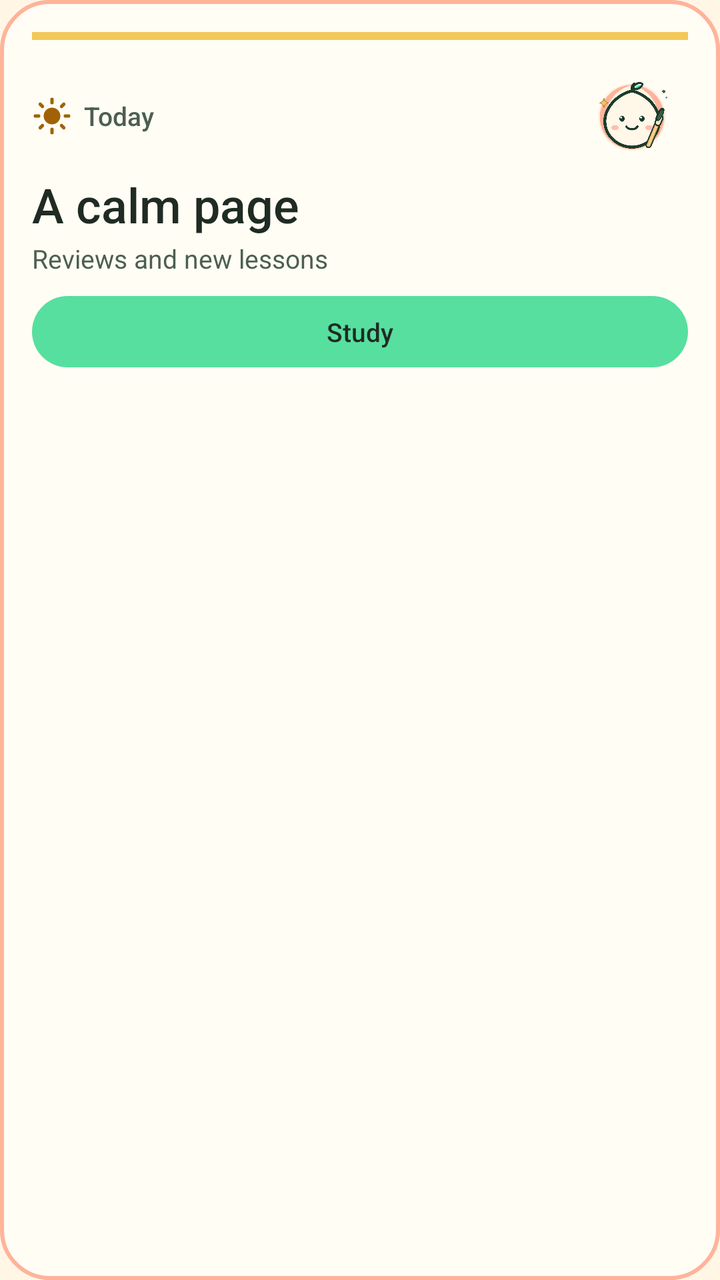
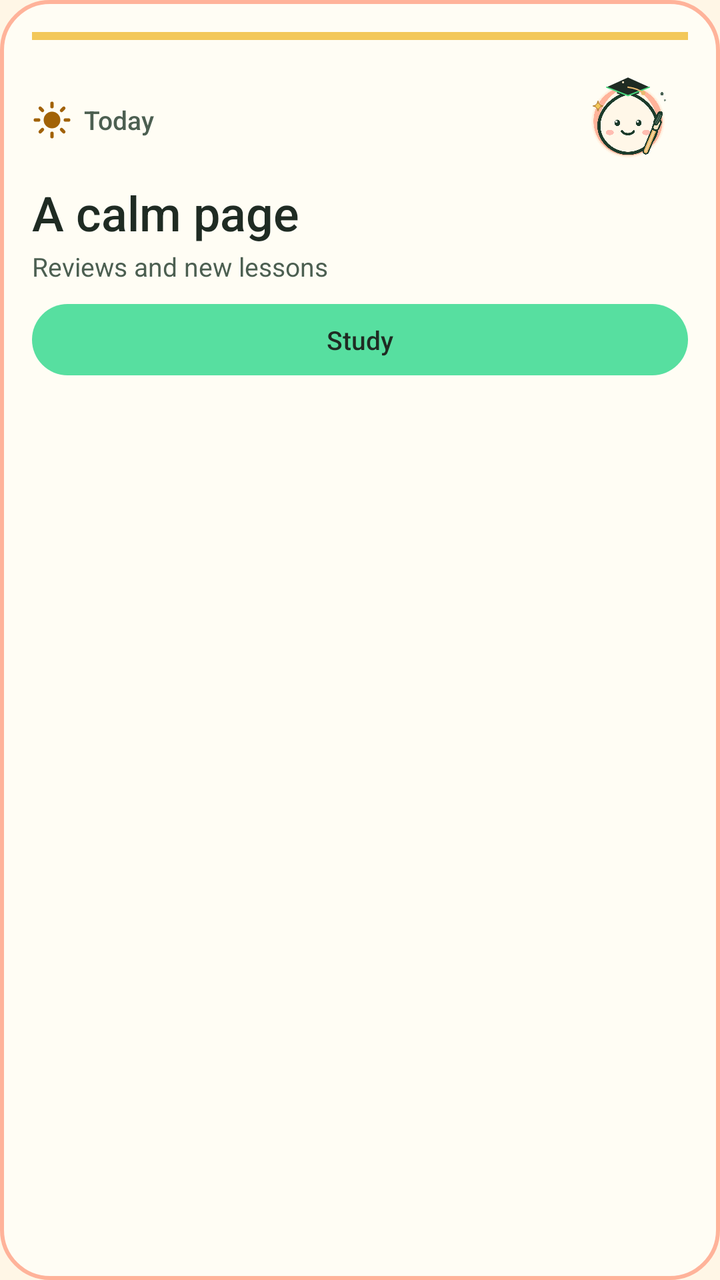

The first picture is an Android layout as it rendered before a commit; the second is the same layout after the commit. The layout source and the unified diff follow.
<!-- AndroidManifest.xml: application theme Theme.Bihua -->
<!-- res/layout/widget_today.xml -->
<?xml version="1.0" encoding="utf-8"?>
<LinearLayout xmlns:android="http://schemas.android.com/apk/res/android"
    android:id="@+id/widget_root"
    android:layout_width="match_parent"
    android:layout_height="match_parent"
    android:background="@drawable/widget_bg"
    android:orientation="vertical"
    android:padding="16dp">

    <TextView
        android:id="@+id/widget_accent"
        android:layout_width="match_parent"
        android:layout_height="4dp"
        android:background="#F3C85A"
        android:importantForAccessibility="no" />

    <LinearLayout
        android:layout_width="match_parent"
        android:layout_height="wrap_content"
        android:gravity="center_vertical"
        android:orientation="horizontal"
        android:paddingTop="10dp">

        <ImageView
            android:id="@+id/widget_icon"
            android:layout_width="20dp"
            android:layout_height="20dp"
            android:importantForAccessibility="no"
            android:src="@drawable/ic_widget_sun" />

        <TextView
            android:id="@+id/widget_greeting"
            android:layout_width="0dp"
            android:layout_height="wrap_content"
            android:layout_marginStart="6dp"
            android:layout_weight="1"
            android:fontFamily="sans-serif-medium"
            android:text="@string/widget_today_greeting"
            android:textColor="#4C5F51"
            android:textSize="13sp" />

        <ImageView
            android:id="@+id/widget_pet"
            android:layout_width="56dp"
            android:layout_height="56dp"
            android:importantForAccessibility="no"
            android:scaleType="fitCenter"
            android:src="@drawable/ic_launcher_foreground_art" />
    </LinearLayout>

    <TextView
        android:id="@+id/widget_headline"
        android:layout_width="match_parent"
        android:layout_height="wrap_content"
        android:fontFamily="sans-serif-medium"
        android:maxLines="2"
        android:text="@string/widget_today_headline"
        android:textColor="#1F2B23"
        android:textSize="24sp" />

    <TextView
        android:id="@+id/widget_detail"
        android:layout_width="match_parent"
        android:layout_height="wrap_content"
        android:layout_marginTop="2dp"
        android:maxLines="2"
        android:text="@string/widget_today_detail"
        android:textColor="#4C5F51"
        android:textSize="13sp" />

    <TextView
        android:id="@+id/widget_action"
        android:layout_width="match_parent"
        android:layout_height="wrap_content"
        android:layout_marginTop="10dp"
        android:background="@drawable/widget_button"
        android:fontFamily="sans-serif-medium"
        android:gravity="center"
        android:paddingTop="9dp"
        android:paddingBottom="9dp"
        android:text="@string/widget_action_study"
        android:textColor="#1F2B23"
        android:textSize="13sp" />
</LinearLayout>
<!-- resources referenced by this layout -->
<resources>
  <!-- drawable ic_launcher_foreground_art: png bitmap (drawable-nodpi, 85524 bytes) -->
  <!-- drawable ic_widget_sun (drawable) -->
  <?xml version="1.0" encoding="utf-8"?>
  <vector xmlns:android="http://schemas.android.com/apk/res/android"
      android:width="24dp"
      android:height="24dp"
      android:viewportWidth="24"
      android:viewportHeight="24">
      <path
          android:fillColor="#A16207"
          android:pathData="M12,7a5,5 0 1,0 0,10a5,5 0 1,0 0,-10z" />
      <path
          android:pathData="M12,2v2M12,20v2M2,12h2M20,12h2M4.9,4.9l1.4,1.4M17.7,17.7l1.4,1.4M19.1,4.9l-1.4,1.4M6.3,17.7l-1.4,1.4"
          android:strokeColor="#A16207"
          android:strokeLineCap="round"
          android:strokeWidth="2" />
  </vector>
  <!-- drawable widget_bg (drawable) -->
  <?xml version="1.0" encoding="utf-8"?>
  <shape xmlns:android="http://schemas.android.com/apk/res/android"
      android:shape="rectangle">
      <solid android:color="#FFFDF4" />
      <corners android:radius="24dp" />
      <stroke
          android:width="2dp"
          android:color="#FFB39A" />
  </shape>
  <!-- drawable widget_button (drawable) -->
  <?xml version="1.0" encoding="utf-8"?>
  <shape xmlns:android="http://schemas.android.com/apk/res/android"
      android:shape="rectangle">
      <solid android:color="#57DFA0" />
      <corners android:radius="18dp" />
  </shape>
  <string name="widget_action_study" translatable="false">Study</string>
  <string name="widget_today_detail" translatable="false">Reviews and new lessons</string>
  <string name="widget_today_greeting" translatable="false">Today</string>
  <string name="widget_today_headline" translatable="false">A calm page</string>
  <style name="Theme.Bihua" parent="Theme.AppCompat.Light.NoActionBar">
          <item name="android:windowBackground">@color/splash_paper</item>
      </style>
  <color name="splash_paper">#FFFFF6E6</color>
</resources>

<!-- the commit's change to res/layout/widget_today.xml (unified diff, before → after) -->
@@ -41,11 +41,11 @@
 
         <ImageView
             android:id="@+id/widget_pet"
-            android:layout_width="56dp"
-            android:layout_height="56dp"
+            android:layout_width="60dp"
+            android:layout_height="60dp"
             android:importantForAccessibility="no"
             android:scaleType="fitCenter"
-            android:src="@drawable/ic_launcher_foreground_art" />
+            android:src="@drawable/widget_pet_hat" />
     </LinearLayout>
 
     <TextView
<!-- resource entries referenced after the edit -->
@@ -1,6 +1,40 @@
 <!-- resources referenced by this layout -->
 <resources>
   <!-- drawable ic_launcher_foreground_art: png bitmap (drawable-nodpi, 85524 bytes) -->
+  <!-- drawable pet_hat_overlay (drawable) -->
+  <?xml version="1.0" encoding="utf-8"?>
+  <vector xmlns:android="http://schemas.android.com/apk/res/android"
+      android:width="1024dp"
+      android:height="1024dp"
+      android:viewportWidth="1024"
+      android:viewportHeight="1024">
+  
+      
+      <path
+          android:fillColor="#1F2B23"
+          android:pathData="M418,222 L606,222 L606,286 Q512,320 418,286 Z" />
+      <path
+          android:fillColor="#1F2B23"
+          android:pathData="M330,232 L512,150 L694,232 L512,304 Z" />
+      <path
+          android:fillColor="#00000000"
+          android:pathData="M330,232 L512,304 L694,232"
+          android:strokeColor="#4ADE80"
+          android:strokeLineCap="round"
+          android:strokeWidth="11" />
+      <path
+          android:fillColor="#00000000"
+          android:pathData="M512,232 Q600,244 642,282"
+          android:strokeColor="#E9B96E"
+          android:strokeLineCap="round"
+          android:strokeWidth="12" />
+      <path
+          android:fillColor="#E9B96E"
+          android:pathData="M642,282 m-18,0 a18,18 0 1,1 36,0 a18,18 0 1,1 -36,0" />
+      <path
+          android:fillColor="#F7E5C4"
+          android:pathData="M470,190 m-9,0 a9,9 0 1,1 18,0 a9,9 0 1,1 -18,0" />
+  </vector>
   <!-- drawable ic_widget_sun (drawable) -->
   <?xml version="1.0" encoding="utf-8"?>
   <vector xmlns:android="http://schemas.android.com/apk/res/android"
@@ -34,6 +68,12 @@
       <solid android:color="#57DFA0" />
       <corners android:radius="18dp" />
   </shape>
+  <!-- drawable widget_pet_hat (drawable) -->
+  <?xml version="1.0" encoding="utf-8"?>
+  <layer-list xmlns:android="http://schemas.android.com/apk/res/android">
+      <item android:drawable="@drawable/ic_launcher_foreground_art" />
+      <item android:drawable="@drawable/pet_hat_overlay" />
+  </layer-list>
   <string name="widget_action_study" translatable="false">Study</string>
   <string name="widget_today_detail" translatable="false">Reviews and new lessons</string>
   <string name="widget_today_greeting" translatable="false">Today</string>
